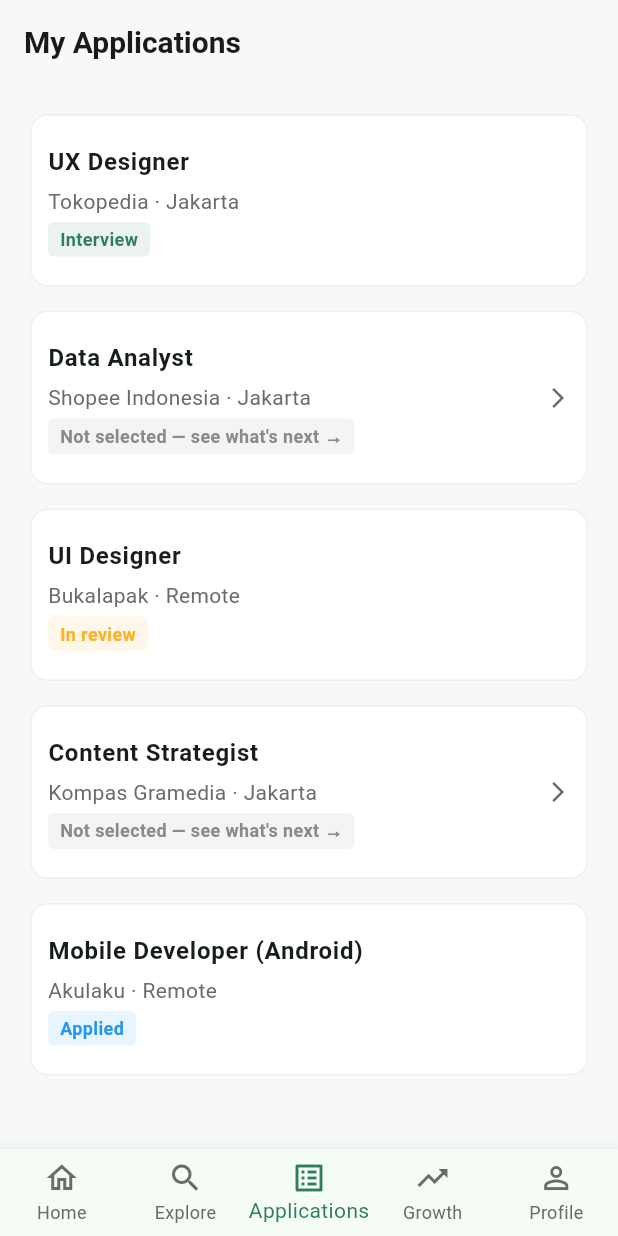
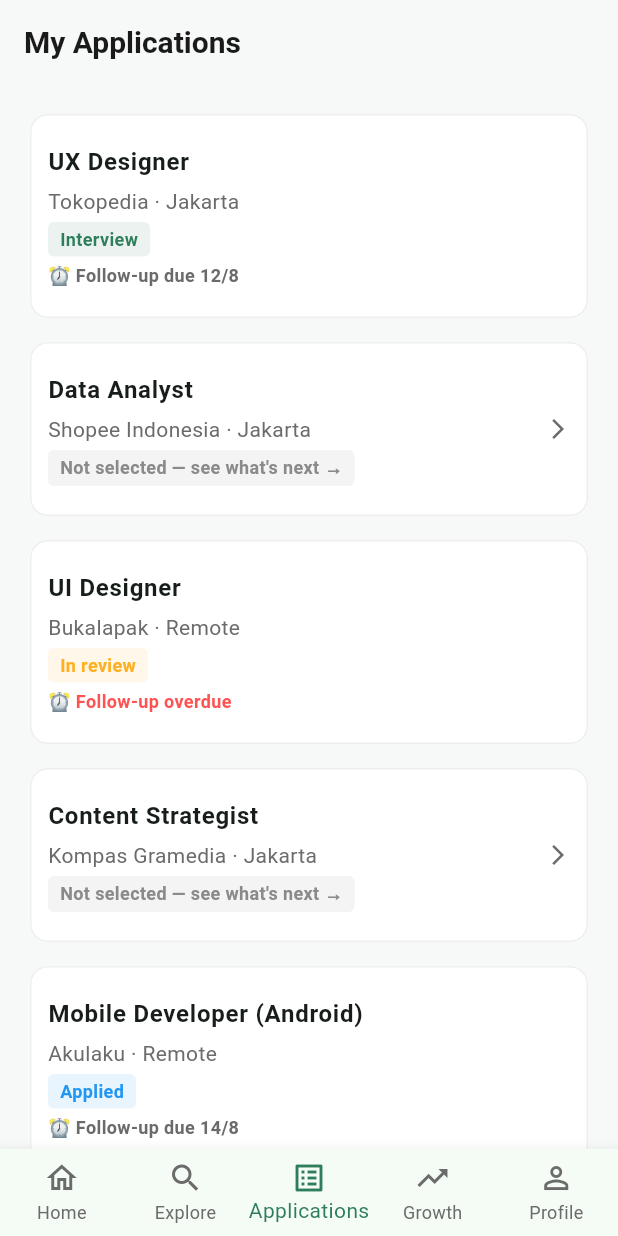
Before and after one commit to fadelfffar/joblinfo, a Flutter app: the screen it shows after launch, item 3 of the bottom bar chosen, on a phone screen of 412 x 824 dp. Run offline on Flutter 3.47's test engine with Material 3 defaults, Android fonts, the phone set to English and light mode, and no system bars.

Commit message:
Fix Applications screen for nullable Job; show follow-up badges
Co-authored-by: Copilot <223556219+Copilot@users.noreply.github.com>

```diff
--- a/lib/screens/applications_screen.dart
+++ b/lib/screens/applications_screen.dart
@@ -52,14 +52,16 @@ class _AppCard extends StatelessWidget {
     return Card(
       child: ListTile(
         contentPadding: const EdgeInsets.all(kSpace12),
-        title: Text(app.job.title,
+        title: Text(app.title,
             style: const TextStyle(
                 fontWeight: FontWeight.w600, fontSize: kFontSubtitle)),
         subtitle: Column(
           crossAxisAlignment: CrossAxisAlignment.start,
           children: [
             const SizedBox(height: kSpace4),
-            Text('${app.job.company} · ${app.job.location}',
+            Text(app.location != null
+                    ? '${app.company} · ${app.location}'
+                    : app.company,
                 style: const TextStyle(
                     fontSize: kFontBody, color: kColorTextSecondary)),
             const SizedBox(height: kSpace4),
@@ -78,6 +80,20 @@ class _AppCard extends StatelessWidget {
                     fontWeight: FontWeight.w600),
               ),
             ),
+            if (app.followUpAt != null) ...[
+              const SizedBox(height: kSpace4),
+              Text(
+                app.isFollowUpOverdue
+                    ? '⏰ Follow-up overdue'
+                    : '⏰ Follow-up due ${app.followUpAt!.day}/${app.followUpAt!.month}',
+                style: TextStyle(
+                    fontSize: kFontCaption,
+                    color: app.isFollowUpOverdue
+                        ? Colors.redAccent
+                        : kColorTextSecondary,
+                    fontWeight: FontWeight.w600),
+              ),
+            ],
           ],
         ),
         onTap: isRejected
```
